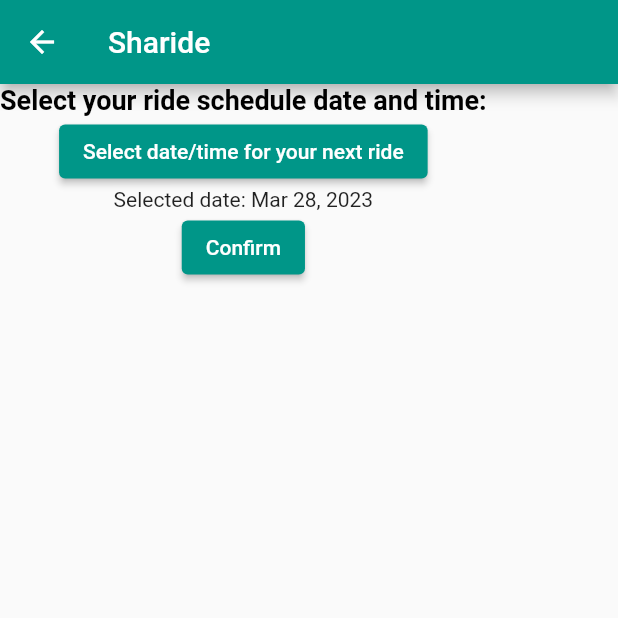
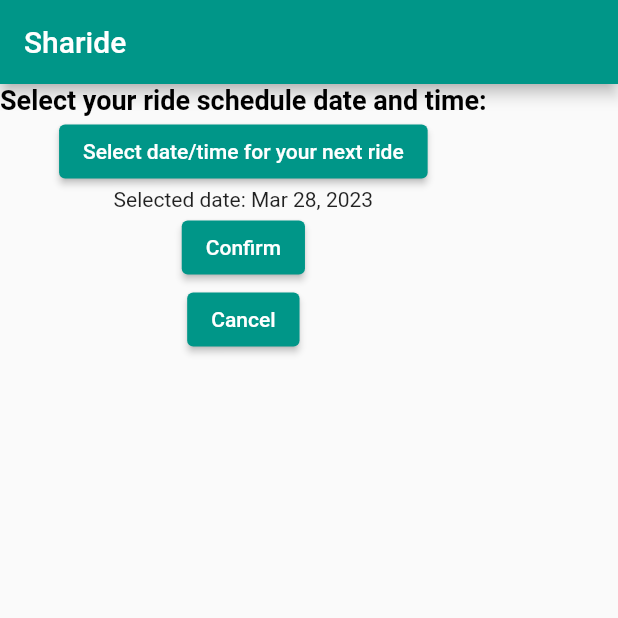
Before and after one commit to daniellee97/Sharide_dart, a Flutter app: the ScheduleScreen screen opened by its route, on a phone screen of 412 x 824 dp, the top half of it. Run offline on Flutter 3.47's test engine with Material 2 defaults, Android fonts, the phone set to English and light mode, and no system bars; our stand-ins replace flutter_datetime_picker, get, go_router, google_maps_flutter; missing offline and left inert: flutter_stripe.

Commit message:
completed router functionalities

```diff
--- a/sharideapp/lib/Login.dart
+++ b/sharideapp/lib/Login.dart
@@ -1,5 +1,7 @@
 import 'package:flutter/material.dart';
 import 'package:go_router/go_router.dart';
+
+import '/routes/RouteConst.dart';
 
 class LoginScreen extends StatefulWidget {
   const LoginScreen({Key? key}) : super(key: key);
@@ -93,7 +95,7 @@
                           print('Password: $_password');
 
                         }
-                        return context.go('/main');
+                        return context.goNamed(RouteConst().main);
                       },
                       child: Text('Login'),
                     ),
--- a/sharideapp/lib/UserScreens.dart
+++ b/sharideapp/lib/UserScreens.dart
@@ -1,5 +1,7 @@
 import 'package:flutter/material.dart';
 import 'package:go_router/go_router.dart';
+
+import 'routes/RouteConst.dart';
 
 class UserMainScreen extends StatelessWidget {
   @override
@@ -134,7 +136,7 @@
                                 style: ButtonStyle(
                                     backgroundColor: MaterialStateProperty.all(
                                         Colors.green)),
-                                onPressed: () => context.push('/scheduleRide'),
+                                onPressed: () => context.goNamed(RouteConst().scheduleRide),
                                 child: Text(
                                   'Schedule a ride',
                                   style: TextStyle(color: Colors.black),
@@ -143,7 +145,7 @@
                                 style: ButtonStyle(
                                     backgroundColor: MaterialStateProperty.all(
                                         Colors.yellow)),
-                                onPressed: () => context.push('/searchDriver'),
+                                onPressed: () => context.goNamed(RouteConst().searchDriver),
                                 child: Text(
                                   'Search a driver',
                                   style: TextStyle(color: Colors.black),
--- a/sharideapp/lib/driverSearchingScreen.dart
+++ b/sharideapp/lib/driverSearchingScreen.dart
@@ -1,5 +1,6 @@
 import 'package:flutter/material.dart';
 import 'package:go_router/go_router.dart';
+import 'package:sharideapp/routes/RouteConst.dart';
 
 class DriverSearchingScreen extends StatelessWidget {
   @override
@@ -7,6 +8,7 @@
     return Scaffold(
         appBar: AppBar(
           title: Text('Sharide'),
+          automaticallyImplyLeading: false,
         ),
         body: Container(
           width: double.infinity,
@@ -23,7 +25,7 @@
               ElevatedButton(
                 style: ButtonStyle(
                     backgroundColor: MaterialStateProperty.all(Colors.red)),
-                onPressed: () => context.pop(),
+                onPressed: () => context.goNamed(RouteConst().main),
                 child: Text('Cancel'),
               ),
             ],
--- a/sharideapp/lib/main.dart
+++ b/sharideapp/lib/main.dart
@@ -1,6 +1,8 @@
 import 'package:flutter/material.dart';
 import 'package:flutter_stripe/flutter_stripe.dart';
 import 'package:go_router/go_router.dart';
+
+import 'routes/RouteConst.dart';
 
 import './AuthenticationScreens.dart';
 import './driverSearchingScreen.dart';
@@ -25,29 +27,35 @@
   final GoRouter _router = GoRouter(
     routes: [
       GoRoute(
+          name: RouteConst().landing,
           path: '/',
           builder: (BuildContext context, GoRouterState state) =>
               LandingScreen(),
           routes: [
             GoRoute(
+                name: RouteConst().login,
                 path: 'login',
                 builder: (BuildContext context, GoRouterState state) =>
                     const LoginScreen()),
             GoRoute(
+              name: RouteConst().signup,
               path: 'signup',
               builder: (BuildContext context, GoRouterState state) =>
                   SignUpForm(),
             ),
             GoRoute(
+              name: RouteConst().main,
               path: 'main',
               builder: (BuildContext context, GoRouterState state) =>
                   UserMainScreen(),
             ),
             GoRoute(
+                name: RouteConst().scheduleRide,
                 path: 'scheduleRide',
                 builder: (BuildContext context, GoRouterState state) =>
                     ScheduleScreen()),
             GoRoute(
+              name: RouteConst().searchDriver,
               path: 'searchDriver',
               builder: (BuildContext context, GoRouterState state) =>
                   DriverSearchingScreen(),
--- /dev/null
+++ b/sharideapp/lib/routes/RouteConst.dart
@@ -0,0 +1,8 @@
+class RouteConst {
+  final String landing = 'landing';
+  final String login = 'login';
+  final String signup = 'signup';
+  final String main = 'main';
+  final String scheduleRide = 'scheduleRide';
+  final String searchDriver = 'searchDriver';
+}
--- a/sharideapp/lib/scheduleScreen.dart
+++ b/sharideapp/lib/scheduleScreen.dart
@@ -2,6 +2,7 @@
 import 'package:flutter_datetime_picker/flutter_datetime_picker.dart';
 import 'package:intl/intl.dart';
 import 'package:go_router/go_router.dart';
+import 'package:sharideapp/routes/RouteConst.dart';
 
 class ScheduleScreen extends StatefulWidget {
   @override
@@ -23,6 +24,7 @@
     return Scaffold(
       appBar: AppBar(
         title: Text('Sharide'),
+        automaticallyImplyLeading: false,
       ),
       body: Container(
           child: Column(
@@ -42,7 +44,8 @@
             },
           ),
           Text('Selected date: ' + DateFormat.yMMMd().format(scheduledDate)),
-          ElevatedButton(onPressed: ()=>context.pop(), child: Text('Confirm')),
+          ElevatedButton(onPressed: ()=>context.goNamed(RouteConst().main), child: Text('Confirm')),
+          ElevatedButton(onPressed: ()=>context.goNamed(RouteConst().main), child: Text('Cancel'))
         ],
       )),
     );
```
Also changed, not shown: sharideapp/lib/AuthenticationScreens.dart (+6 -4 lines).
